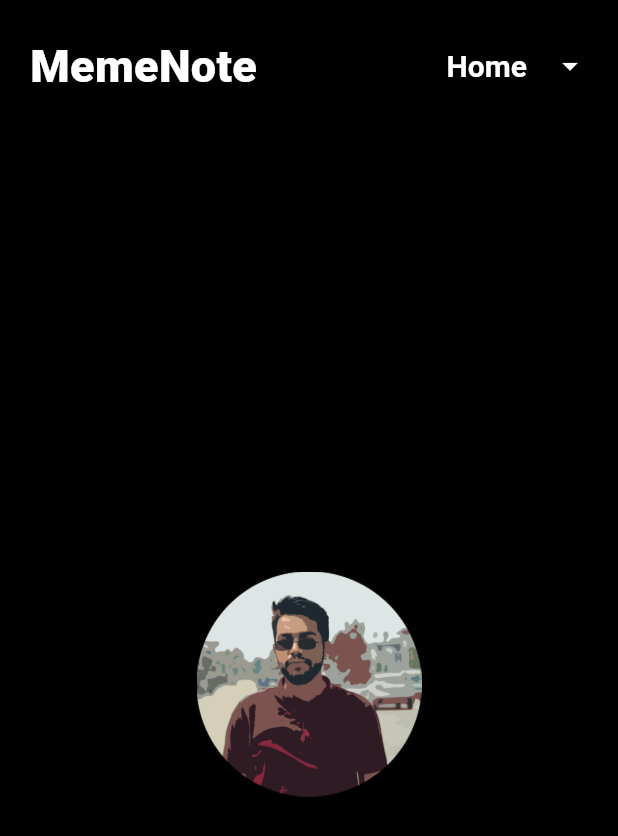
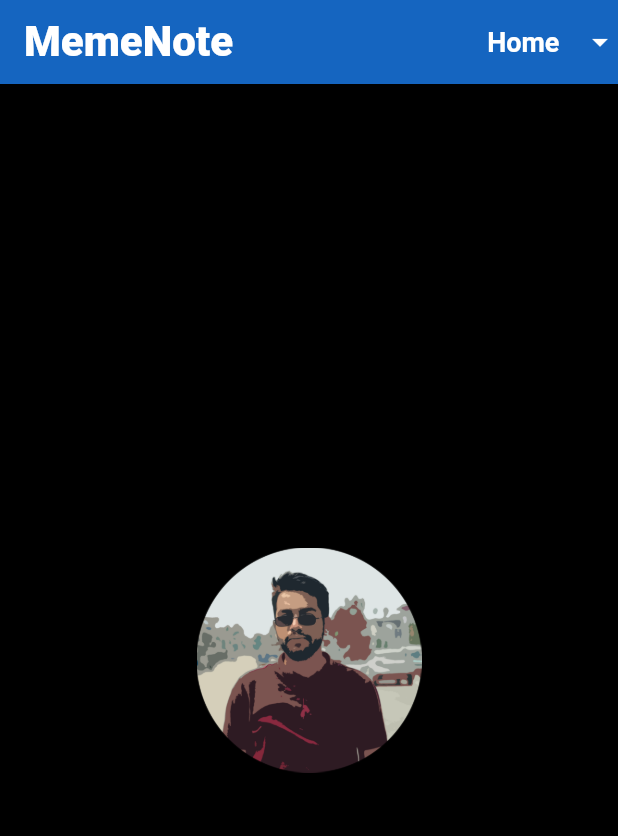
Before and after one commit to SumaniqueCode/memeNote, a Flutter app: the screen it shows after launch, on a phone screen of 412 x 824 dp. Shown: the top 836 px of the screen. Run offline on Flutter 3.47's test engine with Material 3 defaults, Android fonts, the phone set to English and light mode, and no system bars.

Commit message:
Selected value redirection

```diff
--- a/lib/pages/about_page.dart
+++ b/lib/pages/about_page.dart
@@ -6,6 +6,6 @@ class AboutPage extends StatelessWidget {
 
   @override
   Widget build(BuildContext context) {
-    return Text("About Page", style: TextStyle(color: Colors.white),);
+    return Text("About Page",         style: const TextStyle(fontSize: 24, color: Colors.white),);
   }
 }
--- a/lib/pages/home_page.dart
+++ b/lib/pages/home_page.dart
@@ -1,7 +1,57 @@
 import 'package:flutter/material.dart';
 import 'package:memenote/pages/about_page.dart';
-import 'package:memenote/widgets/custom_dropdown.dart';
 
+// Reusable dropdown widget
+class CustomDropdown extends StatefulWidget {
+  final List<String> values;
+  final void Function(String) onSelected;
+
+  const CustomDropdown({
+    required this.values,
+    required this.onSelected,
+    super.key,
+  });
+
+  @override
+  State<CustomDropdown> createState() => _CustomDropdownState();
+}
+
+class _CustomDropdownState extends State<CustomDropdown> {
+  late String selectedValue;
+
+  @override
+  void initState() {
+    super.initState();
+    selectedValue = widget.values.first;
+  }
+
+  @override
+  Widget build(BuildContext context) {
+    return DropdownButton<String>(
+      value: selectedValue,
+      dropdownColor: Colors.blue.shade800,
+      style: const TextStyle(
+        fontSize: 18,
+        fontWeight: FontWeight.bold,
+        color: Colors.white,
+      ),
+      icon: const Icon(Icons.arrow_drop_down, color: Colors.white),
+      underline: const SizedBox(),
+      items:
+          widget.values
+              .map((v) => DropdownMenuItem(value: v, child: Text(v)))
+              .toList(),
+      onChanged: (value) {
+        if (value != null) {
+          setState(() => selectedValue = value);
+          widget.onSelected(value);
+        }
+      },
+    );
+  }
+}
+
+// Main page with dynamic body content
 class HomePage extends StatefulWidget {
   const HomePage({super.key});
 
@@ -10,77 +60,87 @@ class HomePage extends StatefulWidget {
 }
 
 class _HomePageState extends State<HomePage> {
-  final List<String> items = ["Home", "About", "Contact", "Login", "Sign Up"];
-  String selectedValue = "Home";
+  final List<String> menuItems = [
+    "Home",
+    "About",
+    "Contact",
+    "Login",
+    "Sign Up",
+  ];
+  String selectedMenu = "Home";
 
-  Widget _getSelectedContent() {
-    switch (selectedValue) {
+  Widget getBodyWidget() {
+    switch (selectedMenu) {
       case "About":
-        return Center(child:AboutPage() );
+        return Center(child: AboutPage());
       case "Contact":
-        return Center(child: Text("Contact Page", style: TextStyle(color: Colors.white)));
+        return _buildCenteredText("Contact Page");
       case "Login":
-        return Center(child: Text("Login Page", style: TextStyle(color: Colors.white)));
+        return _buildCenteredText("Login Page");
       case "Sign Up":
-        return Center(child: Text("Sign Up Page", style: TextStyle(color: Colors.white)));
+        return _buildCenteredText("Sign Up Page");
       default:
-        return _adminImage();
+        return Center(child: _adminImage());
     }
   }
 
-  @override
-  Widget build(BuildContext context) {
-    return Scaffold(
-      backgroundColor: Colors.black, // Optional: match design
-      body: SafeArea(
-        child: Column(
-          children: [
-            _titleText(),
-            Expanded(child: _getSelectedContent()),
-          ],
-        ),
-      ),
-    );
-  }
-
-  Widget _titleText() {
-    return Container(
-      margin: const EdgeInsets.all(20),
-      child: Row(
-        mainAxisAlignment: MainAxisAlignment.spaceBetween,
-        children: [
-          const Text(
-            'MemeNote',
-            style: TextStyle(
-              fontSize: 30,
-              fontWeight: FontWeight.w900,
-              color: Colors.white,
-            ),
-          ),
-          CustomDropdown(
-            values: items,
-            onSelected: (value) {
-              setState(() {
-                selectedValue = value;
-              });
-            },
-          ),
-        ],
+  Widget _buildCenteredText(String text) {
+    return Center(
+      child: Text(
+        text,
+        style: const TextStyle(fontSize: 24, color: Colors.white),
       ),
     );
   }
 
   Widget _adminImage() {
     return Container(
+      margin: const EdgeInsets.all(20),
       height: 150,
       width: 150,
-      margin: const EdgeInsets.all(20),
       decoration: const BoxDecoration(
         image: DecorationImage(
+          image: AssetImage("assets/images/admin_circular.png"),
           fit: BoxFit.contain,
-          image: AssetImage("assets/images/admin_circular.png"),
         ),
       ),
     );
   }
+
+  @override
+  Widget build(BuildContext context) {
+    return Scaffold(
+      backgroundColor: Colors.black,
+      appBar: AppBar(
+        backgroundColor: Colors.blue.shade800,
+        title: const Text(
+          "MemeNote",
+          style: TextStyle(
+            fontWeight: FontWeight.w900,
+            fontSize: 28,
+            color: Colors.white,
+          ),
+        ),
+        actions: [
+          Center(
+            child: CustomDropdown(
+              values: menuItems,
+              onSelected: (value) {
+                setState(() {
+                  selectedMenu = value;
+                });
+              },
+            ),
+          ),
+        ],
+      ),
+      body: SafeArea(child: getBodyWidget()),
+    );
+  }
 }
+
+void main() {
+  runApp(
+    const MaterialApp(debugShowCheckedModeBanner: false, home: HomePage()),
+  );
+}
```
